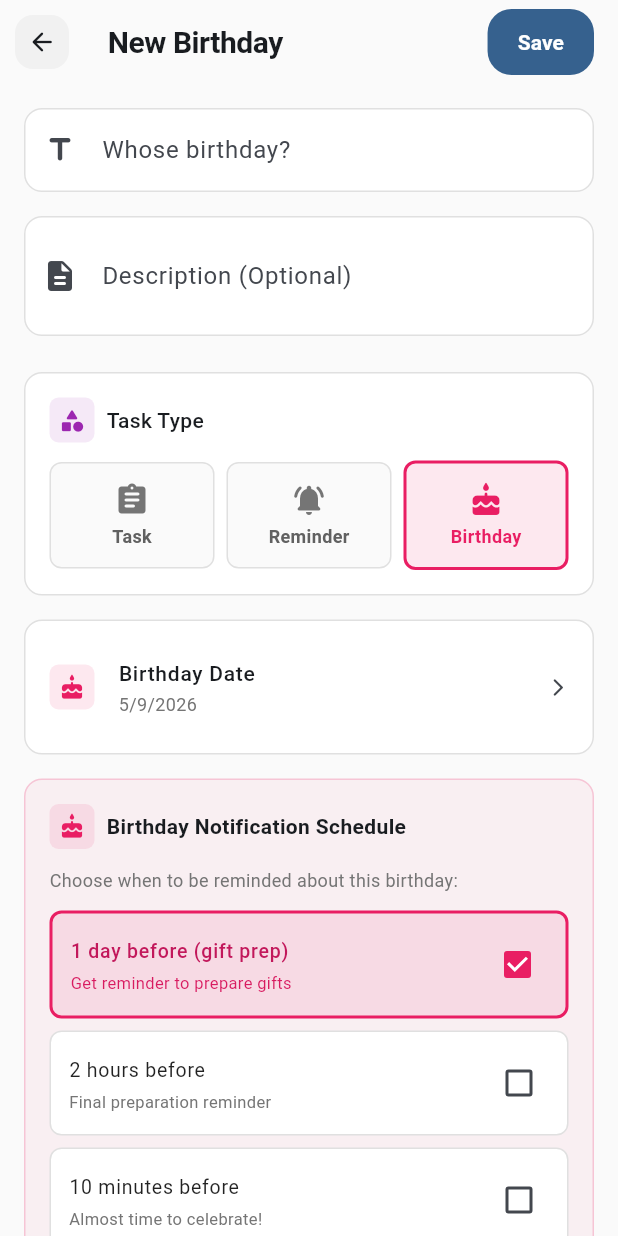
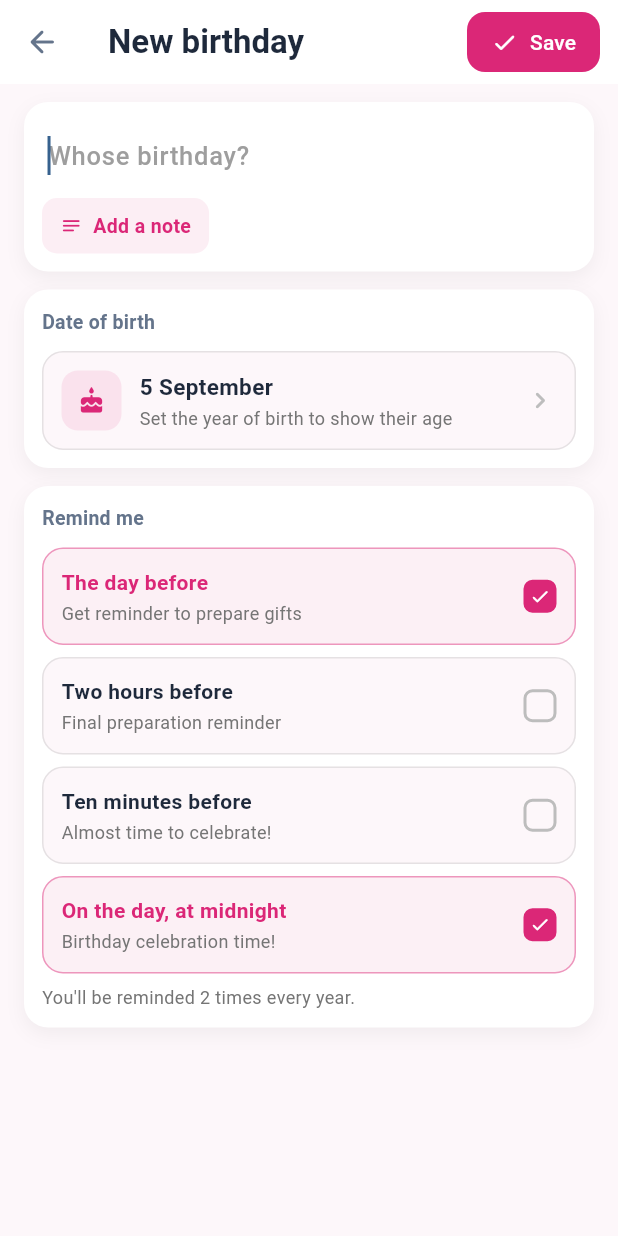
Before and after one commit to zamansheikh/lifeque, a Flutter app: the BirthdayListPage screen opened by its route, after a tap on "Add a birthday", on a phone screen of 412 x 824 dp. Run offline on Flutter 3.47's test engine with Material 3 defaults, Android fonts, the phone set to English and light mode, and no system bars; our stand-ins replace adhan, audioplayers, dartz, device_info_plus, equatable, flutter_bloc and 14 more; missing offline and left inert: alarm, home_widget, in_app_update, workmanager; accounts and stored records are empty; statements that could not run were skipped.

Commit message:
feat: add birthday management features with dedicated add/edit pages and routing

```diff
--- a/lib/core/app.dart
+++ b/lib/core/app.dart
@@ -7,6 +7,7 @@ import '../features/tasks/presentation/pages/task_list_page.dart';
 import '../features/tasks/presentation/pages/add_edit_task_page.dart';
 import '../features/tasks/presentation/pages/task_detail_page.dart';
 import '../features/tasks/presentation/pages/birthday_list_page.dart';
+import '../features/tasks/presentation/pages/add_edit_birthday_page.dart';
 import '../features/tasks/domain/entities/task.dart' show TaskType;
 import '../features/todos/presentation/bloc/todo_bloc.dart';
 import '../features/todos/presentation/pages/todo_list_page.dart';
@@ -114,15 +115,31 @@ class AppRouter {
       GoRoute(
         path: '/add-birthday',
         name: 'add-birthday',
+        builder: (context, state) => const AddEditBirthdayPage(),
+      ),
+      GoRoute(
+        path: '/edit-birthday/:id',
+        name: 'edit-birthday',
         builder: (context, state) =>
-            const AddEditTaskPage(initialTaskType: TaskType.birthday),
+            AddEditBirthdayPage(taskId: state.pathParameters['id']!),
       ),
       GoRoute(
         path: '/edit-task/:id',
         name: 'edit-task',
         builder: (context, state) {
           final taskId = state.pathParameters['id']!;
-          return AddEditTaskPage(taskId: taskId);
+          // Birthdays share the task store but not the task form. Routing on
+          // the stored type here means every "edit" entry point — the task
+          // detail page included — lands on the right one.
+          final taskState = context.read<TaskBloc>().state;
+          final isBirthday =
+              taskState is TaskLoaded &&
+              taskState.tasks.any(
+                (t) => t.id == taskId && t.taskType == TaskType.birthday,
+              );
+          return isBirthday
+              ? AddEditBirthdayPage(taskId: taskId)
+              : AddEditTaskPage(taskId: taskId);
         },
       ),
       GoRoute(
--- /dev/null
+++ b/lib/features/tasks/presentation/pages/add_edit_birthday_page.dart
@@ -0,0 +1,496 @@
+import 'package:flutter/material.dart';
+import 'package:flutter_bloc/flutter_bloc.dart';
+import 'package:go_router/go_router.dart';
+import 'package:intl/intl.dart';
+import 'package:uuid/uuid.dart';
+import '../../domain/entities/task.dart';
+import '../bloc/task_bloc.dart';
+
+/// Add or edit a birthday.
+///
+/// Birthdays are stored as [TaskType.birthday] rows, but filling one in has
+/// nothing in common with filling in a task: there is no start and end date,
+/// no "pin to notification", no notification type, and the one question that
+/// matters — whose birthday, and when — was buried under a type picker asking
+/// whether this was a task, a reminder or a birthday at all. This form asks
+/// only what a birthday needs.
+class AddEditBirthdayPage extends StatefulWidget {
+  final String? taskId;
+
+  const AddEditBirthdayPage({super.key, this.taskId});
+
+  bool get isEditing => taskId != null;
+
+  @override
+  State<AddEditBirthdayPage> createState() => _AddEditBirthdayPageState();
+}
+
+class _AddEditBirthdayPageState extends State<AddEditBirthdayPage> {
+  static const _ink = Color(0xFF1E293B);
+  static const _muted = Color(0xFF64748B);
+  static const _pink = Color(0xFFDB2777);
+  static const _field = Color(0xFFFDF7FA);
+
+  final _formKey = GlobalKey<FormState>();
+  final _nameController = TextEditingController();
+  final _noteController = TextEditingController();
+
+  DateTime _birthDate = DateTime.now();
+  bool _showNote = false;
+  Task? _existing;
+
+  /// Sensible for someone who just wants to be told: a day's warning to sort
+  /// a gift, then a nudge on the morning itself.
+  Set<BirthdayNotificationOption> _schedule = {
+    BirthdayNotificationOption.oneDayBefore,
+    BirthdayNotificationOption.exactTime,
+  };
+
+  @override
+  void initState() {
+    super.initState();
+    if (widget.isEditing) _load();
+  }
+
+  void _load() {
+    final state = context.read<TaskBloc>().state;
+    if (state is! TaskLoaded) return;
+    final match = state.tasks.where((t) => t.id == widget.taskId);
+    if (match.isEmpty) return;
+
+    final task = match.first;
+    _existing = task;
+    _nameController.text = task.title;
+    _noteController.text = task.description ?? '';
+    _showNote = _noteController.text.isNotEmpty;
+    _birthDate = task.startDate;
+    if (task.birthdayNotificationSchedule.isNotEmpty) {
+      _schedule = task.birthdayNotificationSchedule.toSet();
+    } else if (!task.isNotificationEnabled) {
+      _schedule = {};
+    }
+  }
+
+  @override
+  void dispose() {
+    _nameController.dispose();
+    _noteController.dispose();
+    super.dispose();
+  }
+
+  // ── Save ───────────────────────────────────────────────────────────────
+
+  void _save() {
+    if (!_formKey.currentState!.validate()) return;
+
+    final now = DateTime.now();
+    final note = _noteController.text.trim();
+
+    // Birthdays keep the birth date in both start and end: nextOccurrence
+    // reads endDate, the notification schedule reads startDate.
+    final task = Task(
+      id: _existing?.id ?? const Uuid().v4(),
+      title: _nameController.text.trim(),
+      description: note.isEmpty ? null : note,
+      taskType: TaskType.birthday,
+      startDate: _birthDate,
+      endDate: _birthDate,
+      isCompleted: false,
+      // Unchecking every reminder is a deliberate "just keep the date".
+      isNotificationEnabled: _schedule.isNotEmpty,
+      notificationType: NotificationType.specificTime,
+      birthdayNotificationSchedule: BirthdayNotificationOption.values
+          .where(_schedule.contains)
+          .toList(),
+      createdAt: _existing?.createdAt ?? now,
+      updatedAt: _existing == null ? null : now,
+    );
+
+    final bloc = context.read<TaskBloc>();
+    if (_existing != null) {
+      bloc.add(UpdateTaskEvent(task));
+    } else {
+      bloc.add(AddTaskEvent(task));
+    }
+    context.pop();
+  }
+
+  // ── Build ──────────────────────────────────────────────────────────────
+
+  @override
+  Widget build(BuildContext context) {
+    return Scaffold(
+      backgroundColor: _field,
+      appBar: AppBar(
+        title: Text(
+          widget.isEditing ? 'Edit birthday' : 'New birthday',
+          style: const TextStyle(
+            fontWeight: FontWeight.w700,
+            fontSize: 22,
+            color: _ink,
+          ),
+        ),
+        backgroundColor: Colors.white,
+        elevation: 0,
+        surfaceTintColor: Colors.transparent,
+        leading: IconButton(
+          icon: const Icon(Icons.arrow_back_rounded, color: _muted),
+          onPressed: () => context.pop(),
+        ),
+        actions: [
+          Padding(
+            padding: const EdgeInsets.fromLTRB(0, 8, 12, 8),
+            child: FilledButton.icon(
+              onPressed: _save,
+              icon: const Icon(Icons.check_rounded, size: 18),
+              label: const Text('Save'),
+              style: FilledButton.styleFrom(
+                backgroundColor: _pink,
+                padding: const EdgeInsets.symmetric(horizontal: 16),
+                shape: RoundedRectangleBorder(
+                  borderRadius: BorderRadius.circular(12),
+                ),
+              ),
+            ),
+          ),
+        ],
+      ),
+      body: Form(
+        key: _formKey,
+        child: ListView(
+          padding: const EdgeInsets.fromLTRB(16, 12, 16, 32),
+          children: [
+            _card(children: [_nameField(), ..._noteRow()]),
+            const SizedBox(height: 12),
+            _card(title: 'Date of birth', children: [_dateRow()]),
+            const SizedBox(height: 12),
+            _card(title: 'Remind me', children: [_scheduleList()]),
+          ],
+        ),
+      ),
+    );
+  }
+
+  Widget _card({String? title, required List<Widget> children}) {
+    return Container(
+      width: double.infinity,
+      padding: const EdgeInsets.all(12),
+      decoration: BoxDecoration(
+        color: Colors.white,
+        borderRadius: BorderRadius.circular(16),
+        boxShadow: [
+          BoxShadow(
+            color: Colors.black.withValues(alpha: 0.05),
+            blurRadius: 10,
+            offset: const Offset(0, 4),
+          ),
+        ],
+      ),
+      child: Column(
+        crossAxisAlignment: CrossAxisAlignment.start,
+        children: [
+          if (title != null) ...[
+            Text(
+              title,
+              style: const TextStyle(
+                fontSize: 13,
+                fontWeight: FontWeight.w700,
+                color: _muted,
+                letterSpacing: 0.2,
+              ),
+            ),
+            const SizedBox(height: 10),
+          ],
+          ...children,
+        ],
+      ),
+    );
+  }
+
+  Widget _nameField() {
+    return TextFormField(
+      controller: _nameController,
+      autofocus: !widget.isEditing,
+      textCapitalization: TextCapitalization.words,
+      style: const TextStyle(
+        fontSize: 17,
+        fontWeight: FontWeight.w600,
+        color: _ink,
+      ),
+      decoration: InputDecoration(
+        hintText: 'Whose birthday?',
+        hintStyle: TextStyle(
+          color: Colors.grey[500],
+          fontWeight: FontWeight.w500,
+        ),
+        border: InputBorder.none,
+        contentPadding: const EdgeInsets.symmetric(horizontal: 4, vertical: 6),
+      ),
+      validator: (value) {
+        if (value == null || value.trim().isEmpty) return 'Add their name';
+        return null;
+      },
+    );
+  }
+
+  List<Widget> _noteRow() {
+    if (!_showNote) {
+      return [
+        const SizedBox(height: 4),
+        Align(
+          alignment: Alignment.centerLeft,
+          child: Material(
+            color: _pink.withValues(alpha: 0.08),
+            borderRadius: BorderRadius.circular(10),
+            child: InkWell(
+              borderRadius: BorderRadius.circular(10),
+              onTap: () => setState(() => _showNote = true),
+              child: const Padding(
+                padding: EdgeInsets.symmetric(horizontal: 12, vertical: 9),
+                child: Row(
+                  mainAxisSize: MainAxisSize.min,
+                  children: [
+                    Icon(Icons.notes_rounded, size: 15, color: _pink),
+                    SizedBox(width: 7),
+                    Text(
+                      'Add a note',
+                      style: TextStyle(
+                        fontSize: 13,
+                        fontWeight: FontWeight.w600,
+                        color: _pink,
+                      ),
+                    ),
+                  ],
+                ),
+              ),
+            ),
+          ),
+        ),
+      ];
+    }
+    return [
+      const SizedBox(height: 8),
+      Container(
+        decoration: BoxDecoration(
+          color: _field,
+          borderRadius: BorderRadius.circular(14),
+          border: Border.all(color: Colors.grey.withValues(alpha: 0.25)),
+        ),
+        padding: const EdgeInsets.symmetric(horizontal: 12, vertical: 4),
+        child: TextFormField(
+          controller: _noteController,
+          maxLines: 3,
+          minLines: 1,
+          textCapitalization: TextCapitalization.sentences,
+          style: const TextStyle(fontSize: 14, color: _ink),
+          decoration: InputDecoration(
+            hintText: 'Gift ideas, how you know them…',
+            hintStyle: TextStyle(color: Colors.grey[500]),
+            border: InputBorder.none,
+          ),
+        ),
+      ),
+    ];
+  }
+
+  Widget _dateRow() {
+    final age = _ageTurning();
+    final yearKnown = _birthDate.year < DateTime.now().year;
+
+    return Material(
+      color: _field,
+      borderRadius: BorderRadius.circular(14),
+      child: InkWell(
+        borderRadius: BorderRadius.circular(14),
+        onTap: _pickDate,
+        child: Container(
+          padding: const EdgeInsets.all(12),
+          decoration: BoxDecoration(
+            borderRadius: BorderRadius.circular(14),
+            border: Border.all(color: Colors.grey.withValues(alpha: 0.25)),
+          ),
+          child: Row(
+            children: [
+              Container(
+                width: 40,
+                height: 40,
+                alignment: Alignment.center,
+                decoration: BoxDecoration(
+                  color: _pink.withValues(alpha: 0.1),
+                  borderRadius: BorderRadius.circular(11),
+                ),
+                child: const Icon(Icons.cake_rounded, size: 19, color: _pink),
+              ),
+              const SizedBox(width: 12),
+              Expanded(
+                child: Column(
+                  crossAxisAlignment: CrossAxisAlignment.start,
+                  children: [
+                    Text(
+                      yearKnown
+                          ? DateFormat('d MMMM yyyy').format(_birthDate)
+                          : DateFormat('d MMMM').format(_birthDate),
+                      style: const TextStyle(
+                        fontSize: 15,
+                        fontWeight: FontWeight.w700,
+                        color: _ink,
+                      ),
+                    ),
+                    const SizedBox(height: 2),
+                    Text(
+                      age != null
+                          ? 'Turning $age on their next birthday'
+                          : 'Set the year of birth to show their age',
+                      style: TextStyle(fontSize: 12, color: Colors.grey[600]),
+                    ),
+                  ],
+                ),
+              ),
+              Icon(
+                Icons.chevron_right_rounded,
+                color: Colors.grey[400],
+                size: 22,
+              ),
+            ],
+          ),
+        ),
+      ),
+    );
+  }
+
+  Widget _scheduleList() {
+    return Column(
+      crossAxisAlignment: CrossAxisAlignment.start,
+      children: [
+        for (final option in BirthdayNotificationOption.values)
+          Padding(
+            padding: const EdgeInsets.only(bottom: 8),
+            child: _scheduleTile(option),
+          ),
+        Text(
+          _schedule.isEmpty
+              ? 'No reminders — the date is just saved here for you to look up.'
+              : 'You\'ll be reminded ${_schedule.length == 1 ? 'once' : '${_schedule.length} times'} every year.',
+          style: TextStyle(fontSize: 12, color: Colors.grey[600], height: 1.35),
+        ),
+      ],
+    );
+  }
+
+  Widget _scheduleTile(BirthdayNotificationOption option) {
+    final selected = _schedule.contains(option);
+    return Material(
+      color: selected ? _pink.withValues(alpha: 0.07) : _field,
+      borderRadius: BorderRadius.circular(14),
+      child: InkWell(
+        borderRadius: BorderRadius.circular(14),
+        onTap: () => setState(() {
+          if (selected) {
+            _schedule.remove(option);
+          } else {
+            _schedule.add(option);
+          }
+        }),
+        child: Container(
+          padding: const EdgeInsets.all(12),
+          decoration: BoxDecoration(
+            borderRadius: BorderRadius.circular(14),
+            border: Border.all(
+              color: selected
+                  ? _pink.withValues(alpha: 0.45)
+                  : Colors.grey.withValues(alpha: 0.25),
+            ),
+          ),
+          child: Row(
+            children: [
+              Expanded(
+                child: Column(
+                  crossAxisAlignment: CrossAxisAlignment.start,
+                  children: [
+                    Text(
+                      _label(option),
+                      style: TextStyle(
+                        fontSize: 14,
+                        fontWeight: FontWeight.w600,
+                        color: selected ? _pink : _ink,
+                      ),
+                    ),
+                    const SizedBox(height: 2),
+                    Text(
+                      option.description,
+                      style: TextStyle(fontSize: 12, color: Colors.grey[600]),
+                    ),
+                  ],
+                ),
+              ),
+              const SizedBox(width: 10),
+              AnimatedContainer(
+                duration: const Duration(milliseconds: 150),
+                width: 22,
+                height: 22,
+                decoration: BoxDecoration(
+                  color: selected ? _pink : Colors.transparent,
+                  borderRadius: BorderRadius.circular(6),
+                  border: Border.all(
+                    color: selected ? _pink : Colors.grey.shade400,
+                    width: 2,
+                  ),
+                ),
+                child: selected
+                    ? const Icon(
+                        Icons.check_rounded,
+                        size: 14,
+                        color: Colors.white,
+                      )
+                    : null,
+              ),
+            ],
+          ),
+        ),
+      ),
+    );
+  }
+
+  /// The stored labels are written for the task form ("1 day before (gift
+  /// prep)"); on a screen that is only ever about birthdays they can be plain.
+  String _label(BirthdayNotificationOption option) => switch (option) {
+    BirthdayNotificationOption.oneDayBefore => 'The day before',
+    BirthdayNotificationOption.twoHoursBefore => 'Two hours before',
+    BirthdayNotificationOption.tenMinutesBefore => 'Ten minutes before',
+    BirthdayNotificationOption.exactTime => 'On the day, at midnight',
+  };
+
+  Future<void> _pickDate() async {
+    final now = DateTime.now();
+    final picked = await showDatePicker(
+      context: context,
+      initialDate: _birthDate,
+      firstDate: DateTime(1900),
+      lastDate: now,
+      helpText: 'Date of birth',
+      builder: (context, child) => Theme(
+        data: Theme.of(context).copyWith(
+          colorScheme: Theme.of(context).colorScheme.copyWith(
+            primary: _pink,
+            onPrimary: Colors.white,
+            surface: Colors.white,
+            onSurface: Colors.black87,
+          ),
+        ),
+        child: child!,
+      ),
+    );
+    if (picked != null) setState(() => _birthDate = picked);
+  }
+
+  int? _ageTurning() {
+    final now = DateTime.now();
+    if (_birthDate.year >= now.year) return null;
+
+    final today = DateTime(now.year, now.month, now.day);
+    final thisYear = DateTime(now.year, _birthDate.month, _birthDate.day);
+    final nextYear = today.isAfter(thisYear) ? now.year + 1 : now.year;
+    final age = nextYear - _birthDate.year;
+    return age > 0 ? age : null;
+  }
+}
--- a/lib/features/tasks/presentation/pages/add_edit_task_page.dart
+++ b/lib/features/tasks/presentation/pages/add_edit_task_page.dart
@@ -5,15 +5,15 @@ import 'package:uuid/uuid.dart';
 import '../../domain/entities/task.dart';
 import '../bloc/task_bloc.dart';
 
+/// Create or edit a task or a reminder.
+///
+/// Birthdays are not offered here: they have their own form and their own
+/// page, and leaving a third tile in this picker would have meant two routes
+/// to the same thing with different questions on each.
 class AddEditTaskPage extends StatefulWidget {
   final String? taskId;
 
-  /// Preselects the kind of thing being created. The birthday page opens this
-  /// screen with [TaskType.birthday] so nobody has to find the type picker
-  /// before typing a name.
-  final TaskType? initialTaskType;
-
-  const AddEditTaskPage({super.key, this.taskId, this.initialTaskType});
+  const AddEditTaskPage({super.key, this.taskId});
 
   @override
   State<AddEditTaskPage> createState() => _AddEditTaskPageState();
@@ -56,8 +56,6 @@ class _AddEditTaskPageState extends State<AddEditTaskPage> {
     super.initState();
     if (_isEditing) {
       _loadExistingTask();
-    } else if (widget.initialTaskType != null) {
-      _taskType = widget.initialTaskType!;
     }
   }
 
@@ -351,56 +349,6 @@ class _AddEditTaskPageState extends State<AddEditTaskPage> {
                                         fontWeight: FontWeight.w600,
                                         color: _taskType == TaskType.reminder
                                             ? Colors.orange
-                                            : Colors.grey.shade700,
-                                      ),
-                                    ),
-                                  ],
-                                ),
-                              ),
-                            ),
-                          ),
-                          const SizedBox(width: 8),
-                          Expanded(
-                            child: InkWell(
-                              onTap: () =>
-                                  setState(() => _taskType = TaskType.birthday),
-                              borderRadius: BorderRadius.circular(8),
-                              child: Container(
-                                padding: const EdgeInsets.symmetric(
-                                  vertical: 12,
-                                  horizontal: 8,
-                                ),
-                                decoration: BoxDecoration(
-                                  color: _taskType == TaskType.birthday
-                                      ? Colors.pink.withValues(alpha: 0.1)
-                                      : Colors.grey.shade50,
-                                  borderRadius: BorderRadius.circular(8),
-                                  border: Border.all(
-                                    color: _taskType == TaskType.birthday
-                                        ? Colors.pink
-                                        : Colors.grey.shade300,
-                                    width: _taskType == TaskType.birthday
-                                        ? 2
-                                        : 1,
-                                  ),
-                                ),
-                                child: Column(
-                                  children: [
-                                    Icon(
-                                      Icons.cake_rounded,
-                                      color: _taskType == TaskType.birthday
-                                          ? Colors.pink
-                                          : Colors.grey.shade600,
-                                      size: 24,
-                                    ),
-                                    const SizedBox(height: 4),
-                                    Text(
-                                      'Birthday',
-                                      style: TextStyle(
-                                        fontSize: 12,
-                                        fontWeight: FontWeight.w600,
-                                        color: _taskType == TaskType.birthday
-                                            ? Colors.pink
                                             : Colors.grey.shade700,
                                       ),
                                     ),
--- a/lib/features/tasks/presentation/pages/birthday_list_page.dart
+++ b/lib/features/tasks/presentation/pages/birthday_list_page.dart
@@ -258,7 +258,7 @@ class _BirthdayListPageState extends State<BirthdayListPage> {
                   label: birthday.isNotificationEnabled
                       ? 'Reminders on'
                       : 'Reminders off',
-                  onTap: () => context.push('/edit-task/${birthday.id}'),
+                  onTap: () => context.push('/edit-birthday/${birthday.id}'),
                 ),
               ),
               const SizedBox(width: 10),
@@ -459,7 +459,7 @@ class _BirthdayListPageState extends State<BirthdayListPage> {
                   ),
                   onSelected: (value) {
                     if (value == 'edit') {
-                      context.push('/edit-task/${birthday.id}');
+                      context.push('/edit-birthday/${birthday.id}');
                     } else if (value == 'delete') {
                       _confirmDelete(birthday);
                     }
```
